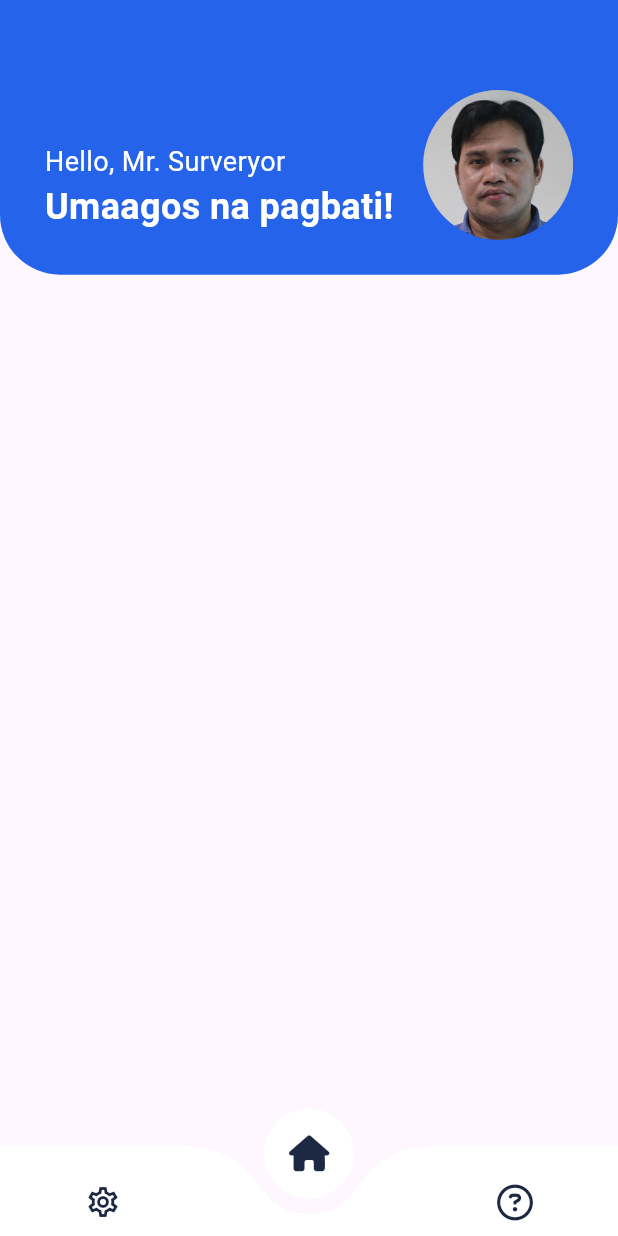
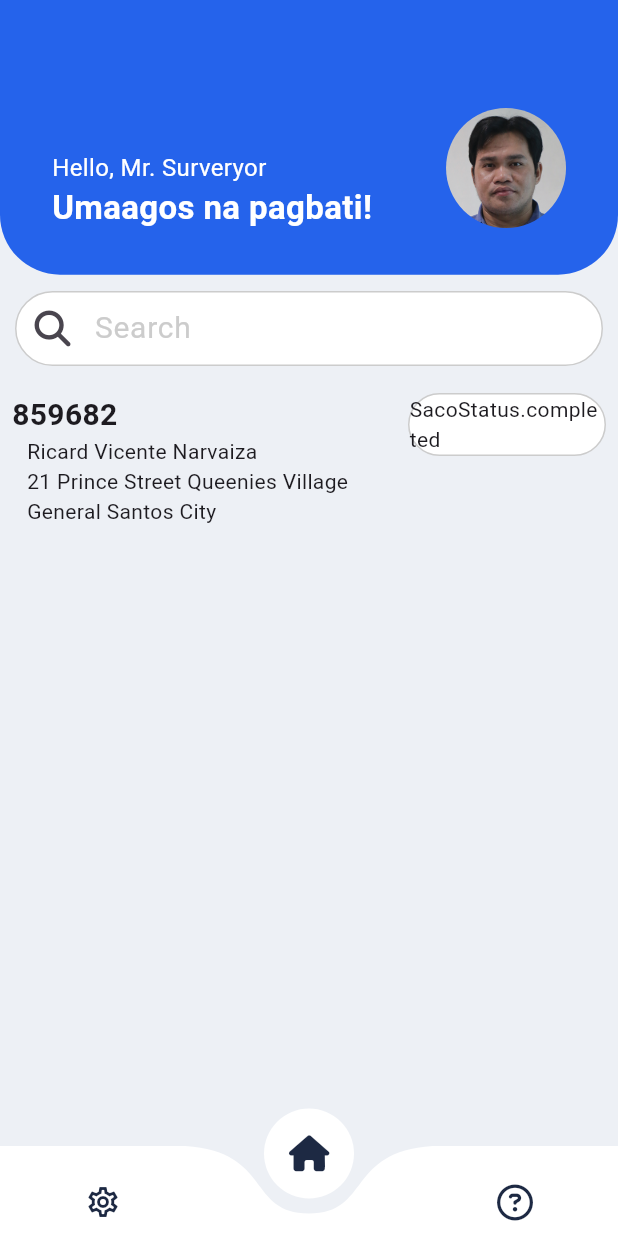
Before and after one commit to gscwd-ictd/mapstudio-mobile, a Flutter app: the screen it shows after launch, on a phone screen of 412 x 824 dp. Run offline on Flutter 3.47's test engine with Material 3 defaults, Android fonts, the phone set to English and light mode, and no system bars; drawn by our look-alikes of curved_navigation_bar; our stand-ins replace bloc, dio, flutter_bloc, flutter_map, flutter_speed_dial, font_awesome_flutter and 3 more; missing offline and left inert: shadow_widget.

Commit message:
create saco list screen

```diff
--- a/lib/app/screens/saco/saco_list/saco_list.dart
+++ b/lib/app/screens/saco/saco_list/saco_list.dart
@@ -1,9 +1,11 @@
 import 'package:flutter/material.dart';
-
+import 'package:font_awesome_flutter/font_awesome_flutter.dart';
+import 'package:mapstudio/common/enums/saco_status_enum.dart';
 import '../../../../common/constants/colors.dart';
-import '../../../../common/utils/sizer_util.dart';
 import '../../../../common/utils/text_scale_util.dart';
 import '../../../widgets/curved_navigation_bar/curved_navigation_bar.dart';
+import '../../../widgets/saco_list/saco_list_detail.dart';
+import '../../../widgets/text_form/text_form.dart';
 
 class SacoList extends StatefulWidget {
   const SacoList({super.key});
@@ -19,6 +21,7 @@ class _SacoListState extends State<SacoList> {
       // appBar: AppBar(
       //   backgroundColor: AppColors.mainColor,
       // ),
+      backgroundColor: const Color.fromARGB(255, 237, 240, 245),
       bottomNavigationBar: const CurvedNavBar(),
       resizeToAvoidBottomInset: true,
       body: Stack(
@@ -36,8 +39,10 @@ class _SacoListState extends State<SacoList> {
             ),
           ),
           SingleChildScrollView(
-            child: Padding(
-              padding: const EdgeInsets.fromLTRB(20, 60, 20, 30),
+            child: Column(
+              children: [
+                Padding(
+                  padding: const EdgeInsets.fromLTRB(10, 70, 10, 30),
                   child: Row(
                     mainAxisAlignment: MainAxisAlignment.spaceAround,
                     crossAxisAlignment: CrossAxisAlignment.center,
@@ -50,14 +55,14 @@ class _SacoListState extends State<SacoList> {
                           children: [
                             Text("Hello, Mr. Surveryor",
                                 style: const TextStyle(
-                                fontSize: 18,
+                                    fontSize: 16,
                                     fontWeight: FontWeight.normal,
                                     color: Colors.white),
                                 textScaler: TextScaler.linear(
                                     TextScaleUtil.textScaleFactor(context))),
                             Text("Umaagos na pagbati!",
                                 style: const TextStyle(
-                                fontSize: 24,
+                                    fontSize: 22,
                                     fontWeight: FontWeight.bold,
                                     color: Colors.white),
                                 textScaler: TextScaler.linear(
@@ -69,12 +74,24 @@ class _SacoListState extends State<SacoList> {
                         borderRadius: BorderRadius.circular(50),
                         child: const Image(
                           image: AssetImage('assets/images/sample_avatar.jpg'),
-                      height: 100,
-                      width: 100,
+                          height: 80,
+                          width: 80,
                         ),
                       ),
                     ],
                   ),
+                ),
+                TextForm(
+                  icon: FontAwesomeIcons.magnifyingGlass,
+                ),
+                SacoListDetail(
+                  sacoNumber: '859682',
+                  applicantName: 'Ricard Vicente Narvaiza',
+                  applicantAddress:
+                      '21 Prince Street Queenies Village General Santos City',
+                  sacoStatus: SacoStatus.completed,
+                )
+              ],
             ),
           ),
         ],
--- /dev/null
+++ b/lib/app/widgets/saco_list/saco_list_detail.dart
@@ -0,0 +1,76 @@
+// ignore_for_file: public_member_api_docs, sort_constructors_first
+import 'package:flutter/material.dart';
+import 'package:mapstudio/app/widgets/saco_list/saco_list_status.dart';
+
+import '../../../common/enums/saco_status_enum.dart';
+
+// ignore: must_be_immutable
+class SacoListDetail extends StatefulWidget {
+  String sacoNumber;
+  String applicantName;
+  String applicantAddress;
+  SacoStatus sacoStatus;
+
+  SacoListDetail({
+    super.key,
+    required this.sacoNumber,
+    required this.applicantName,
+    required this.applicantAddress,
+    required this.sacoStatus,
+  });
+
+  @override
+  State<SacoListDetail> createState() => _SacoListDetailState();
+}
+
+class _SacoListDetailState extends State<SacoListDetail> {
+  @override
+  Widget build(BuildContext context) {
+    return Padding(
+      padding: const EdgeInsets.all(8.0),
+      child: Row(
+        mainAxisAlignment: MainAxisAlignment.spaceBetween,
+        crossAxisAlignment: CrossAxisAlignment.start,
+        children: [
+          Expanded(
+            flex: 2,
+            child: Column(
+              mainAxisAlignment: MainAxisAlignment.start,
+              crossAxisAlignment: CrossAxisAlignment.start,
+              children: [
+                Text(
+                  widget.sacoNumber,
+                  style: const TextStyle(
+                      fontSize: 20, fontWeight: FontWeight.bold),
+                ),
+                Padding(
+                  padding: const EdgeInsets.fromLTRB(10, 0, 0, 0),
+                  child: Text(
+                    widget.applicantName,
+                    style: const TextStyle(
+                        fontSize: 14, fontWeight: FontWeight.normal),
+                  ),
+                ),
+                Padding(
+                  padding: const EdgeInsets.fromLTRB(10, 0, 0, 0),
+                  child: Text(
+                    widget.applicantAddress,
+                    style: const TextStyle(
+                      fontSize: 14,
+                      fontWeight: FontWeight.normal,
+                    ),
+                  ),
+                )
+              ],
+            ),
+          ),
+          Expanded(
+              flex: 1,
+              child: SacoStatusLabel(
+                status: widget.sacoStatus,
+              ))
+        ],
+      ),
+    );
+  }
+}
--- /dev/null
+++ b/lib/app/widgets/saco_list/saco_list_status.dart
@@ -0,0 +1,31 @@
+// ignore_for_file: public_member_api_docs, sort_constructors_first
+import 'package:flutter/material.dart';
+
+import '../../../common/enums/saco_status_enum.dart';
+
+// ignore: must_be_immutable
+class SacoStatusLabel extends StatefulWidget {
+  final SacoStatus status;
+
+  const SacoStatusLabel({
+    super.key,
+    required this.status,
+  });
+
+  @override
+  State<SacoStatusLabel> createState() => _SacoStatusLabelState();
+}
+
+class _SacoStatusLabelState extends State<SacoStatusLabel> {
+  @override
+  Widget build(BuildContext context) {
+    return Container(
+        width: double.infinity,
+        decoration: const BoxDecoration(
+            color: Colors.white,
+            borderRadius: BorderRadius.all(Radius.circular(50)),
+            border: Border.fromBorderSide(
+                BorderSide(color: Color.fromARGB(255, 204, 204, 204)))),
+        child: Text('${widget.status}'));
+  }
+}
--- /dev/null
+++ b/lib/app/widgets/text_form/text_form.dart
@@ -0,0 +1,41 @@
+// ignore_for_file: public_member_api_docs, sort_constructors_first
+import 'package:flutter/material.dart';
+
+// ignore: must_be_immutable
+class TextForm extends StatefulWidget {
+  IconData icon;
+  TextForm({
+    super.key,
+    required this.icon,
+  });
+
+  @override
+  State<TextForm> createState() => _TextFormState();
+}
+
+class _TextFormState extends State<TextForm> {
+  @override
+  Widget build(BuildContext context) {
+    return Padding(
+      padding: const EdgeInsets.fromLTRB(10, 10, 10, 10),
+      child: Container(
+        width: double.infinity,
+        decoration: const BoxDecoration(
+            color: Colors.white,
+            borderRadius: BorderRadius.all(Radius.circular(50)),
+            border: Border.fromBorderSide(
+                BorderSide(color: Color.fromARGB(255, 204, 204, 204)))),
+        child: TextFormField(
+          style: const TextStyle(fontSize: 20),
+          decoration: InputDecoration(
+              hintStyle: const TextStyle(
+                  color: Color.fromARGB(255, 204, 204, 204),
+                  fontWeight: FontWeight.w400),
+              hintText: "Search",
+              border: InputBorder.none,
+              prefixIcon: Icon(widget.icon)),
+        ),
+      ),
+    );
+  }
+}
--- /dev/null
+++ b/lib/common/enums/saco_status_enum.dart
@@ -0,0 +1,10 @@
+enum SacoStatus {
+  newapplication('New'),
+  inprogress('In Progress'),
+  forwarded('Forwarded'),
+  returned('Returned'),
+  completed('Completed');
+
+  final String value;
+  const SacoStatus(this.value);
+}
```
Also changed, not shown: 1 other file. Lines whose indentation alone changed are shown as unchanged.
